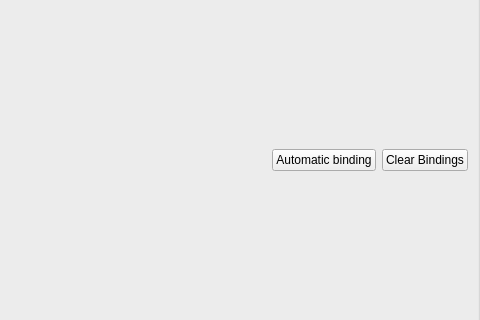
kofxi3584karlayang/duckstation, file src/duckstation-qt/controllerbindingwidget.ui: the form before one commit; both pictures show x 353 to 833 and y 129 to 449 of the 833 by 562 pixel window.
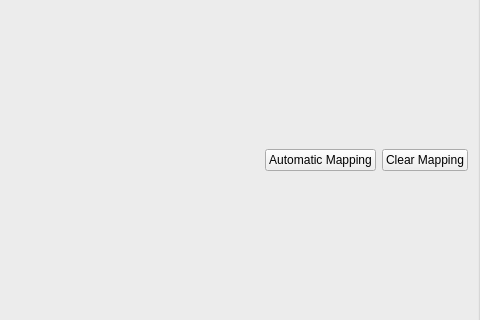
The form after the commit. Icons and pictures are not drawn.

What changed in the file:
```diff
--- a/src/duckstation-qt/controllerbindingwidget.ui
+++ b/src/duckstation-qt/controllerbindingwidget.ui
@@ -77,7 +77,7 @@
         <item>
          <widget class="QPushButton" name="automaticBinding">
           <property name="text">
-           <string>Automatic binding</string>
+           <string>Automatic Mapping</string>
           </property>
           <property name="icon">
            <iconset theme="gamepad-line">
@@ -88,7 +88,7 @@
         <item>
          <widget class="QPushButton" name="clearBindings">
           <property name="text">
-           <string>Clear Bindings</string>
+           <string>Clear Mapping</string>
           </property>
           <property name="icon">
            <iconset theme="file-reduce-line">
```
